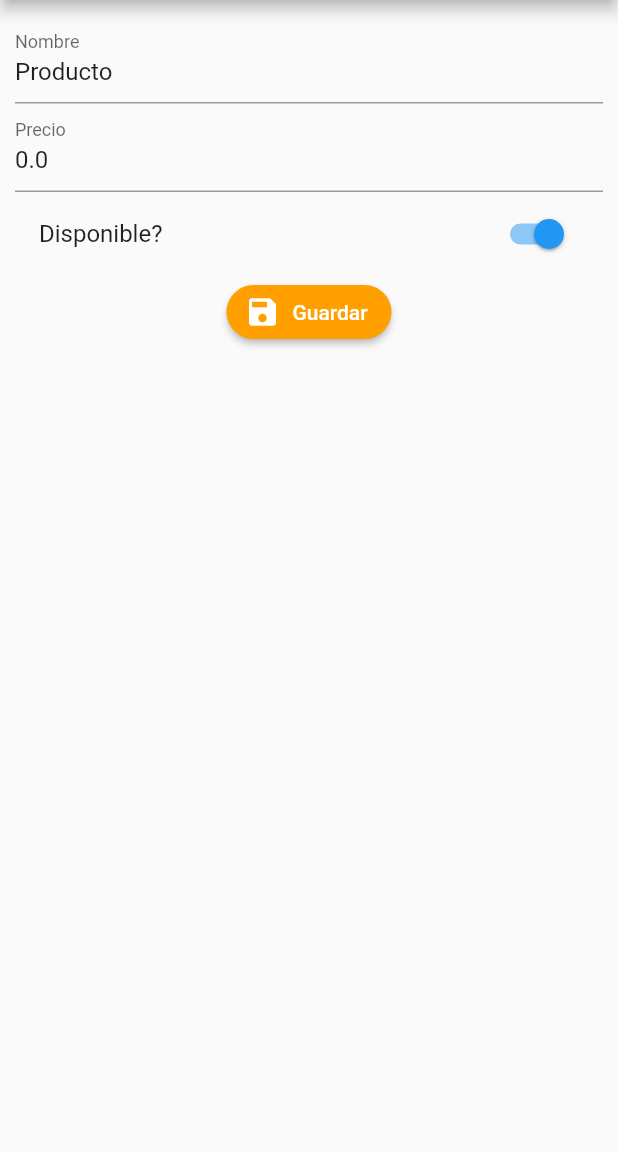
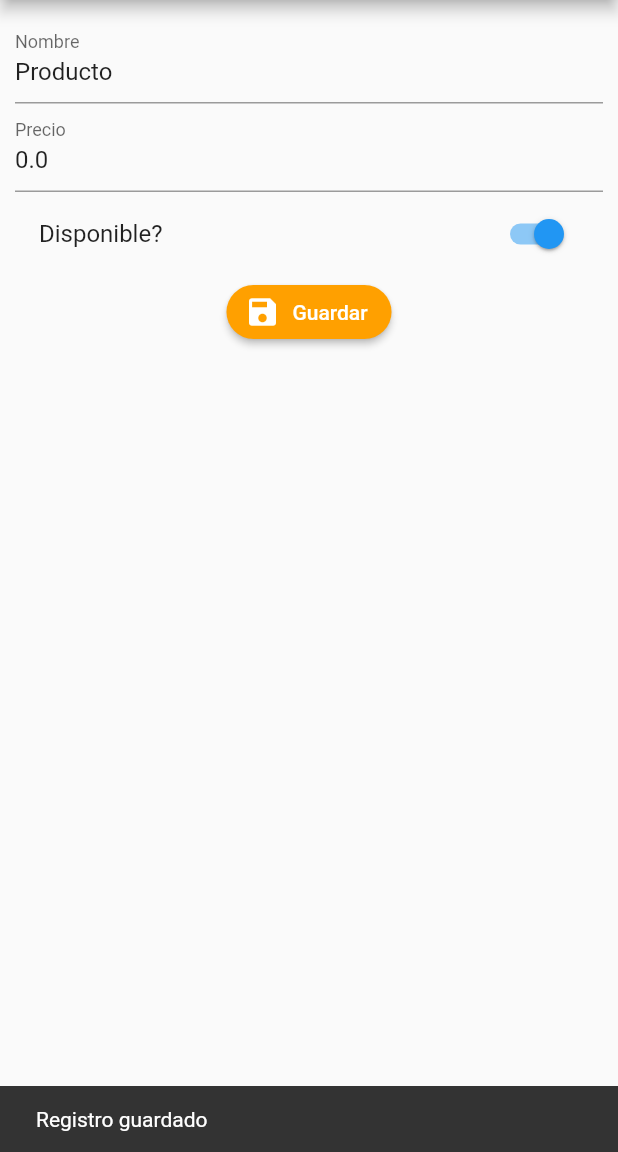
Before and after one commit to PACOdergod/flutter_crud_productos, a Flutter app: the ProductoPage screen opened by its route, after a tap on "Guardar", on a phone screen of 412 x 824 dp, the part 84-1236 px from its top. Run offline on Flutter 3.47's test engine with Material 2 defaults, Android fonts, the phone set to English and light mode, and no system bars; our stand-ins replace rxdart; network calls fail.

Commit message:
producto_pade cuando se preciona el boton guardar se esconde el teclado y aparece un snackbar diciendo: registro guardado

```diff
--- a/lib/src/pages/producto_page.dart
+++ b/lib/src/pages/producto_page.dart
@@ -10,6 +10,7 @@ class ProductoPage extends StatefulWidget {
 
 class _ProductoPageState extends State<ProductoPage> {
   final formKey = GlobalKey<FormState>();
+  final scaffoldKey = GlobalKey<ScaffoldState>();
   final productoProvider = new ProductosProvider();
   ProductoModel producto = new ProductoModel();
 
@@ -20,6 +21,7 @@ class _ProductoPageState extends State<ProductoPage> {
     if (prodData != null) producto = prodData;
 
     return Scaffold(
+      key: scaffoldKey,
       appBar: AppBar(
         title: Text('Producto'),
         actions: [
@@ -93,7 +95,6 @@ class _ProductoPageState extends State<ProductoPage> {
       color: Colors.amber[700],
       textColor: Colors.white,
       onPressed: () {
-        //TODO: feedback cuando presione el boton
         if (!formKey.currentState.validate()) return;
 
         // Con este metodo se manda a llamar el metodo onSave
@@ -102,12 +103,23 @@ class _ProductoPageState extends State<ProductoPage> {
 
         if (prodData == null) {
           productoProvider.enviarProducto(producto);
-        } else{
+        } else {
           productoProvider.editarProducto(producto);
         }
 
+        FocusScope.of(context).requestFocus(FocusNode());
+
+        mostarSnackbar('Registro guardado');
       },
     );
   }
 
+  void mostarSnackbar(String mensaje) {
+    final snackbar = SnackBar(
+      content: Text(mensaje),
+      duration: Duration(seconds: 2),
+    );
+
+    scaffoldKey.currentState.showSnackBar(snackbar);
+  }
 }
```
